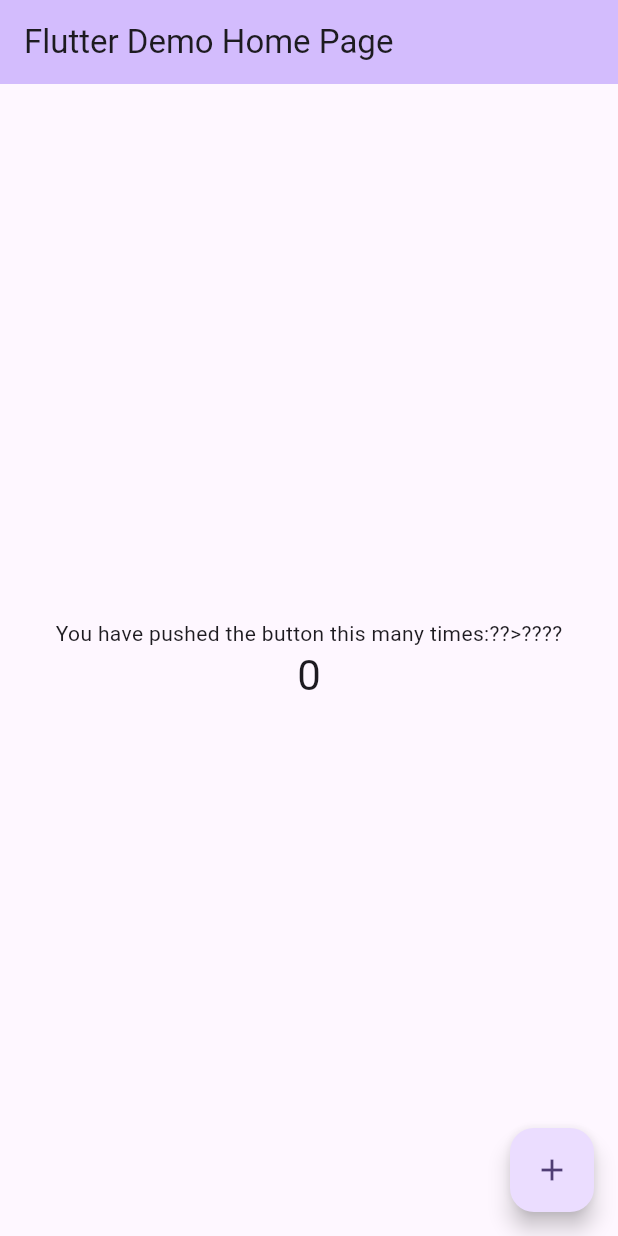
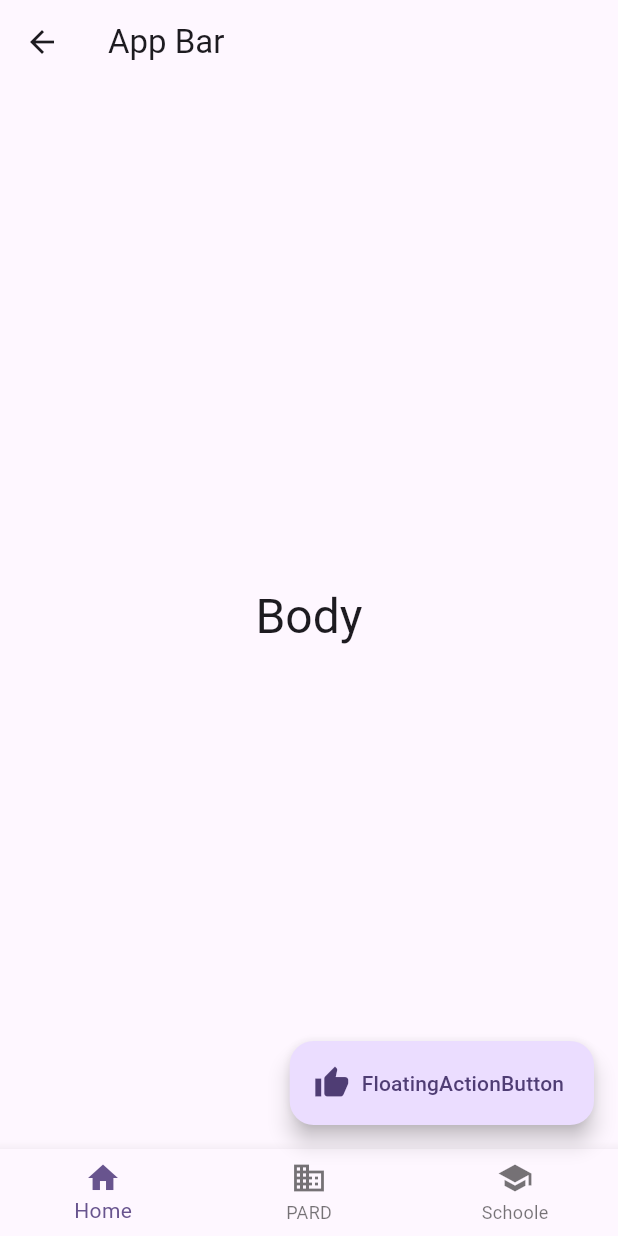
Before and after one commit to pangil5634/Flutter_Basic, a Flutter app: the screen it shows after launch, on a phone screen of 412 x 824 dp. Run offline on Flutter 3.47's test engine with Material 3 defaults, Android fonts, the phone set to English and light mode, and no system bars.

Commit message:
study : Scaffold Structure

```diff
--- a/lib/main.dart
+++ b/lib/main.dart
@@ -7,116 +7,54 @@ void main() {
 class MyApp extends StatelessWidget {
   const MyApp({super.key});
 
-  // This widget is the root of your application.
   @override
   Widget build(BuildContext context) {
     return MaterialApp(
       title: 'Flutter Demo',
       theme: ThemeData(
-        // This is the theme of your application.
-        //
-        // TRY THIS: Try running your application with "flutter run". You'll see
-        // the application has a purple toolbar. Then, without quitting the app,
-        // try changing the seedColor in the colorScheme below to Colors.green
-        // and then invoke "hot reload" (save your changes or press the "hot
-        // reload" button in a Flutter-supported IDE, or press "r" if you used
-        // the command line to start the app).
-        //
-        // Notice that the counter didn't reset back to zero; the application
-        // state is not lost during the reload. To reset the state, use hot
-        // restart instead.
-        //
-        // This works for code too, not just values: Most code changes can be
-        // tested with just a hot reload.
         colorScheme: ColorScheme.fromSeed(seedColor: Colors.deepPurple),
       ),
-      home: const MyHomePage(title: 'Flutter Demo Home Page'),
+      home: const MyHomePage(),
     );
   }
 }
 
 class MyHomePage extends StatefulWidget {
-  const MyHomePage({super.key, required this.title});
-
-  // This widget is the home page of your application. It is stateful, meaning
-  // that it has a State object (defined below) that contains fields that affect
-  // how it looks.
-
-  // This class is the configuration for the state. It holds the values (in this
-  // case the title) provided by the parent (in this case the App widget) and
-  // used by the build method of the State. Fields in a Widget subclass are
-  // always marked "final".
-
-  final String title;
+  const MyHomePage({super.key});
 
   @override
   State<MyHomePage> createState() => _MyHomePageState();
 }
 
 class _MyHomePageState extends State<MyHomePage> {
-  int _counter = 0;
-
-  void _incrementCounter() {
-    setState(() {
-      // This call to setState tells the Flutter framework that something has
-      // changed in this State, which causes it to rerun the build method below
-      // so that the display can reflect the updated values. If we changed
-      // _counter without calling setState(), then the build method would not be
-      // called again, and so nothing would appear to happen.
-      _counter++;
-    });
-  }
-
   @override
   Widget build(BuildContext context) {
-    // This method is rerun every time setState is called, for instance as done
-    // by the _incrementCounter method above.
-    //
-    // The Flutter framework has been optimized to make rerunning build methods
-    // fast, so that you can just rebuild anything that needs updating rather
-    // than having to individually change instances of widgets.
     return Scaffold(
-      appBar: AppBar(
-        // TRY THIS: Try changing the color here to a specific color (to
-        // Colors.amber, perhaps?) and trigger a hot reload to see the AppBar
-        // change color while the other colors stay the same.
-        backgroundColor: Theme.of(context).colorScheme.inversePrimary,
-        // Here we take the value from the MyHomePage object that was created by
-        // the App.build method, and use it to set our appbar title.
-        title: Text(widget.title),
+      appBar: AppBar(leading: Icon(Icons.arrow_back), title: Text('App Bar')),
+      bottomNavigationBar: BottomNavigationBar(
+        items: const <BottomNavigationBarItem>[
+          BottomNavigationBarItem(icon: Icon(Icons.home), label: 'Home'),
+          BottomNavigationBarItem(icon: Icon(Icons.business), label: 'PARD'),
+          BottomNavigationBarItem(icon: Icon(Icons.school), label: 'Schoole'),
+        ],
       ),
       body: Center(
-        // Center is a layout widget. It takes a single child and positions it
-        // in the middle of the parent.
         child: Column(
-          // Column is also a layout widget. It takes a list of children and
-          // arranges them vertically. By default, it sizes itself to fit its
-          // children horizontally, and tries to be as tall as its parent.
-          //
-          // Column has various properties to control how it sizes itself and
-          // how it positions its children. Here we use mainAxisAlignment to
-          // center the children vertically; the main axis here is the vertical
-          // axis because Columns are vertical (the cross axis would be
-          // horizontal).
-          //
-          // TRY THIS: Invoke "debug painting" (choose the "Toggle Debug Paint"
-          // action in the IDE, or press "p" in the console), to see the
-          // wireframe for each widget.
           mainAxisAlignment: MainAxisAlignment.center,
           children: <Widget>[
-            const Text('You have pushed the button this many times:??>????'),
-            Text(
-              '$_counter',
-              style: Theme.of(context).textTheme.headlineMedium,
-            ),
+            Text('Body', style: Theme.of(context).textTheme.headlineLarge),
           ],
         ),
       ),
-      floatingActionButton: FloatingActionButton(
-        onPressed: _incrementCounter,
+
+      floatingActionButton: FloatingActionButton.extended(
+        onPressed: () {
+          // 기능을 넣는 곳
+        },
         tooltip: 'Increment',
-        child: const Icon(Icons.add),
-      ), // This trailing comma makes auto-formatting nicer for build methods.
+        label: Text('FloatingActionButton'),
+        icon: Icon(Icons.thumb_up),
+      ),
     );
   }
 }
```
